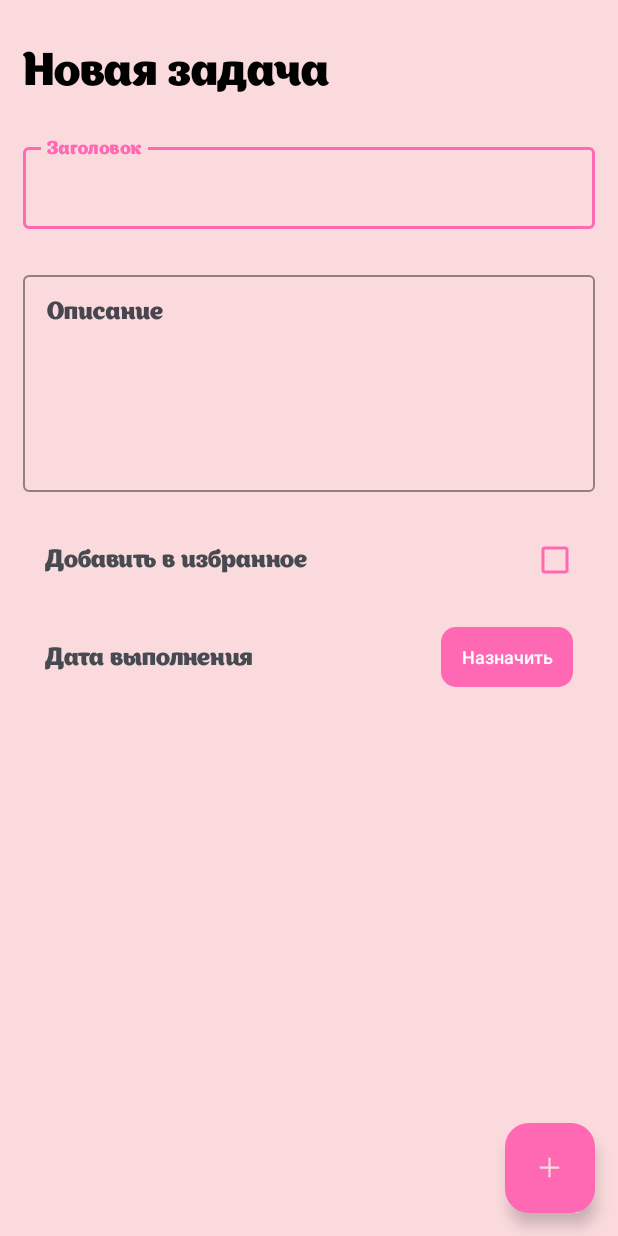
After one commit to Nasri9358/TickTack, an Android app: the layout activity_create_task.xml on its own in the app's theme, with its tools: preview values and no code run, on a phone screen of 412 x 824 dp. The commit adds this screen. Run offline under Robolectric (Android 15) with nearby library versions, the phone set to English and light mode, and no system bars.

Commit message:
вьюшки закончил, так же подключил иконку

```diff
--- /dev/null
+++ b/app/src/main/res/drawable/ic_back.xml
@@ -0,0 +1,6 @@
+<?xml version="1.0" encoding="utf-8"?>
+<vector android:autoMirrored="true" android:height="24dp"
+    android:tint="#000000" android:viewportHeight="24"
+    android:viewportWidth="24" android:width="24dp" xmlns:android="http://schemas.android.com/apk/res/android">
+    <path android:fillColor="@android:color/white" android:pathData="M20,11H7.83l5.59,-5.59L12,4l-8,8 8,8 1.41,-1.41L7.83,13H20v-2z"/>
+</vector>
--- /dev/null
+++ b/app/src/main/res/drawable/ic_open.xml
@@ -0,0 +1,6 @@
+<?xml version="1.0" encoding="utf-8"?>
+<vector android:autoMirrored="true" android:height="24dp"
+    android:tint="#000000" android:viewportHeight="24"
+    android:viewportWidth="24" android:width="24dp" xmlns:android="http://schemas.android.com/apk/res/android">
+    <path android:fillColor="@android:color/white" android:pathData="M10,6L8.59,7.41 13.17,12l-4.58,4.59L10,18l6,-6z"/>
+</vector>
--- /dev/null
+++ b/app/src/main/res/drawable/ic_save.xml
@@ -0,0 +1,6 @@
+<?xml version="1.0" encoding="utf-8"?>
+<vector android:height="24dp" android:tint="#000000"
+    android:viewportHeight="24" android:viewportWidth="24"
+    android:width="24dp" xmlns:android="http://schemas.android.com/apk/res/android">
+    <path android:fillColor="@android:color/white" android:pathData="M17,3L5,3c-1.11,0 -2,0.9 -2,2v14c0,1.1 0.89,2 2,2h14c1.1,0 2,-0.9 2,-2L21,7l-4,-4zM12,19c-1.66,0 -3,-1.34 -3,-3s1.34,-3 3,-3 3,1.34 3,3 -1.34,3 -3,3zM15,9L5,9L5,5h10v4z"/>
+</vector>
--- /dev/null
+++ b/app/src/main/res/drawable/ic_task_group.xml
@@ -0,0 +1,6 @@
+<?xml version="1.0" encoding="utf-8"?>
+<vector android:autoMirrored="true" android:height="24dp"
+    android:tint="#000000" android:viewportHeight="24"
+    android:viewportWidth="24" android:width="24dp" xmlns:android="http://schemas.android.com/apk/res/android">
+    <path android:fillColor="@color/white" android:pathData="M4,10.5c-0.83,0 -1.5,0.67 -1.5,1.5s0.67,1.5 1.5,1.5 1.5,-0.67 1.5,-1.5 -0.67,-1.5 -1.5,-1.5zM4,4.5c-0.83,0 -1.5,0.67 -1.5,1.5S3.17,7.5 4,7.5 5.5,6.83 5.5,6 4.83,4.5 4,4.5zM4,16.5c-0.83,0 -1.5,0.68 -1.5,1.5s0.68,1.5 1.5,1.5 1.5,-0.68 1.5,-1.5 -0.67,-1.5 -1.5,-1.5zM7,19h14v-2L7,17v2zM7,13h14v-2L7,11v2zM7,5v2h14L21,5L7,5z"/>
+</vector>
--- /dev/null
+++ b/app/src/main/res/drawable/shape_action_btn.xml
@@ -0,0 +1,5 @@
+<?xml version="1.0" encoding="utf-8"?>
+<shape xmlns:android="http://schemas.android.com/apk/res/android">
+    <solid android:color="@color/errorColor"/>
+    <corners android:radius="10dp"/>
+</shape>
--- /dev/null
+++ b/app/src/main/res/layout/activity_create_task.xml
@@ -0,0 +1,161 @@
+<?xml version="1.0" encoding="utf-8"?>
+<androidx.constraintlayout.widget.ConstraintLayout xmlns:android="http://schemas.android.com/apk/res/android"
+    xmlns:app="http://schemas.android.com/apk/res-auto"
+    xmlns:tools="http://schemas.android.com/tools"
+    android:layout_width="match_parent"
+    android:layout_height="match_parent"
+    android:background="@color/primaryColor"
+    tools:context=".presentation.view.taskView.CreateTaskActivity">
+
+    <TextView
+        android:id="@+id/tvCreateActivityTitle"
+        android:layout_width="match_parent"
+        android:layout_height="wrap_content"
+        android:layout_marginStart="15dp"
+        android:layout_marginTop="25dp"
+        android:layout_marginEnd="15dp"
+        android:layout_marginBottom="25dp"
+        android:text="@string/newTask"
+        android:textAppearance="@style/textHeaderStyle"
+        android:textSize="30sp"
+        app:layout_constraintEnd_toEndOf="parent"
+        app:layout_constraintStart_toStartOf="parent"
+        app:layout_constraintTop_toTopOf="parent" />
+
+    <com.google.android.material.textfield.TextInputLayout
+        android:id="@+id/titleInputlayout"
+        style="@style/textInputLayoutStyle"
+        android:layout_width="match_parent"
+        android:layout_height="60dp"
+        android:layout_marginStart="15dp"
+        android:layout_marginTop="25dp"
+        android:layout_marginEnd="15dp"
+        android:layout_marginBottom="25dp"
+        android:hint="@string/taskTitle"
+        app:counterEnabled="true"
+        app:counterMaxLength="24"
+        app:layout_constraintEnd_toEndOf="parent"
+        app:layout_constraintStart_toStartOf="parent"
+        app:layout_constraintTop_toBottomOf="@+id/tvCreateActivityTitle">
+
+        <com.google.android.material.textfield.TextInputEditText
+            android:id="@+id/inputTaskTitle"
+            android:inputType="textShortMessage"
+            android:layout_width="match_parent"
+            android:layout_height="match_parent"
+            android:maxLength="25"
+            android:textAppearance="@style/textDefaultStyle" />
+
+    </com.google.android.material.textfield.TextInputLayout>
+
+    <com.google.android.material.textfield.TextInputLayout
+        android:id="@+id/descInputlayout"
+        style="@style/textInputLayoutStyle"
+        android:layout_width="match_parent"
+        android:layout_height="150dp"
+        android:layout_marginStart="15dp"
+        android:layout_marginTop="25dp"
+        android:layout_marginEnd="15dp"
+        android:layout_marginBottom="25dp"
+        android:gravity="top"
+        android:hint="@string/description"
+        app:layout_constraintStart_toStartOf="parent"
+        app:layout_constraintTop_toBottomOf="@+id/titleInputlayout">
+
+        <com.google.android.material.textfield.TextInputEditText
+            android:id="@+id/inputTaskDescription"
+            android:layout_width="match_parent"
+            android:layout_height="match_parent"
+            android:gravity="top"
+            android:textAppearance="@style/textDefaultStyle" />
+
+    </com.google.android.material.textfield.TextInputLayout>
+
+    <LinearLayout
+        android:id="@+id/linearLayout"
+        android:layout_width="match_parent"
+        android:layout_height="30dp"
+        android:layout_margin="30dp"
+        android:gravity="center_vertical"
+        android:orientation="horizontal"
+        app:layout_constraintEnd_toEndOf="parent"
+        app:layout_constraintStart_toStartOf="parent"
+        app:layout_constraintTop_toBottomOf="@+id/descInputlayout">
+
+        <TextView
+            android:layout_width="match_parent"
+            android:layout_height="match_parent"
+            android:layout_weight="1"
+            android:gravity="center_vertical"
+            android:text="@string/addToFavourite"
+            android:textAppearance="@style/textDefaultStyle" />
+
+        <CheckBox
+            android:id="@+id/cbIsFavourive"
+            style="@style/checkboxStyle"
+            android:layout_width="wrap_content"
+            android:layout_height="wrap_content"
+            android:layout_gravity="end"
+            android:layout_weight="1" />
+
+    </LinearLayout>
+
+    <LinearLayout
+        android:id="@+id/linearLayout2"
+        android:layout_width="match_parent"
+        android:layout_height="wrap_content"
+        android:layout_margin="30dp"
+        android:gravity="center_vertical"
+        android:orientation="horizontal"
+        app:layout_constraintEnd_toEndOf="parent"
+        app:layout_constraintStart_toStartOf="parent"
+        app:layout_constraintTop_toBottomOf="@+id/linearLayout">
+
+        <TextView
+            android:layout_width="match_parent"
+            android:layout_height="match_parent"
+            android:layout_weight="1"
+            android:gravity="center_vertical"
+            android:text="Дата выполнения"
+            android:textAppearance="@style/textDefaultStyle" />
+
+        <androidx.appcompat.widget.AppCompatButton
+            android:id="@+id/btnSetTaskCompletionDate"
+            style="@style/defaultButton"
+            android:layout_width="wrap_content"
+            android:layout_height="40dp"
+            android:text="@string/set"
+            android:textSize="12sp" />
+
+    </LinearLayout>
+
+    <com.google.android.material.floatingactionbutton.FloatingActionButton
+        android:id="@+id/btnAddTask"
+        style="@style/floatingButtonStyle"
+        android:layout_margin="15dp"
+        android:src="@drawable/ic_plus"
+        app:fabCustomSize="70dp"
+        app:layout_constraintBottom_toBottomOf="parent"
+        app:layout_constraintEnd_toEndOf="parent" />
+
+    <com.google.android.material.floatingactionbutton.FloatingActionButton
+        android:id="@+id/btnSaveTaskChanges"
+        style="@style/floatingButtonStyle"
+        android:layout_margin="15dp"
+        android:src="@drawable/ic_save"
+        android:visibility="gone"
+        app:fabCustomSize="60dp"
+        app:layout_constraintBottom_toBottomOf="parent"
+        app:layout_constraintEnd_toEndOf="parent" />
+
+    <com.google.android.material.floatingactionbutton.FloatingActionButton
+        android:id="@+id/btnRestoreTaskChanges"
+        style="@style/floatingButtonStyle"
+        android:layout_margin="15dp"
+        android:src="@drawable/ic_back"
+        android:visibility="gone"
+        app:fabCustomSize="60dp"
+        app:layout_constraintBottom_toBottomOf="parent"
+        app:layout_constraintStart_toStartOf="parent" />
+
+</androidx.constraintlayout.widget.ConstraintLayout>
--- a/app/src/main/res/mipmap-anydpi-v26/ic_launcher.xml
+++ b/app/src/main/res/mipmap-anydpi-v26/ic_launcher.xml
@@ -1,6 +1,5 @@
 <?xml version="1.0" encoding="utf-8"?>
 <adaptive-icon xmlns:android="http://schemas.android.com/apk/res/android">
-    <background android:drawable="@drawable/ic_launcher_background" />
-    <foreground android:drawable="@drawable/ic_launcher_foreground" />
-    <monochrome android:drawable="@drawable/ic_launcher_foreground" />
+    <background android:drawable="@color/ic_launcher_background"/>
+    <foreground android:drawable="@drawable/ic_launcher_foreground"/>
 </adaptive-icon>
--- a/app/src/main/res/values/colors.xml
+++ b/app/src/main/res/values/colors.xml
@@ -6,5 +6,7 @@
     <color name="secondaryColor">#222831</color>
     <color name="accentColor">#FF69B4</color>
     <color name="errorColor">#FF69B4</color>
+    <color name="textInfo">#474A51</color>
+
 
 </resources>
--- /dev/null
+++ b/app/src/main/res/values/ic_launcher_background.xml
@@ -0,0 +1,4 @@
+<?xml version="1.0" encoding="utf-8"?>
+<resources>
+    <color name="ic_launcher_background">#FFFFFF</color>
+</resources>
--- a/app/src/main/res/values/strings.xml
+++ b/app/src/main/res/values/strings.xml
@@ -16,4 +16,6 @@
     <string name="createItemQuestion">Что вы хотите создать?</string>
     <string name="task">Задача</string>
     <string name="group">Список</string>
+    <string name="set">Назначить</string>
+    <string name="newGroup">Новая группа</string>
 </resources>
--- a/app/src/main/res/values/styles.xml
+++ b/app/src/main/res/values/styles.xml
@@ -20,6 +20,7 @@
     <style name="textDefaultStyle">
         <item name="android:fontFamily">@font/appetite</item>
         <item name="android:textSize">16sp</item>
+        <item name="android:textColor">@color/textInfo</item>
     </style>
     <style name="taskItemCardStyle">
         <item name="cornerRadius">10dp</item>
@@ -31,4 +32,18 @@
     <style name="checkboxStyle" parent="Widget.Material3.CompoundButton.CheckBox">
         <item name="buttonTint">@color/accentColor</item>
     </style>
+    <style name="textInputLayoutStyle" parent="Widget.Material3.TextInputLayout.OutlinedBox">
+        <item name="boxStrokeColor">@color/accentColor</item>
+        <item name="hintTextColor">@color/accentColor</item>
+        <item name="boxStrokeErrorColor">@color/errorColor</item>
+        <item name="cursorColor">@color/black</item>
+    </style>
+    <style name="defaultButton" parent="Widget.AppCompat.Button.Borderless">
+        <item name="android:background">@drawable/shape_action_btn</item>
+        <item name="android:padding">10dp</item>
+        <item name="textAllCaps">false</item>
+        <item name="android:textColor">@color/white</item>
+        <item name="android:drawablePadding">5dp</item>
+        <item name="android:drawableTint">@color/white</item>
+    </style>
 </resources>
```
Also changed, not shown: app/src/main/res/drawable-v24/ic_launcher_foreground.xml (+10 -26 lines), app/src/main/res/layout/activity_create_task_group.xml (added, +103 -0 lines), app/src/main/res/layout/dialog_create_item.xml (added, +64 -0 lines), app/src/main/res/layout/fragment_info.xml (added, +73 -0 lines), app/src/main/res/layout/fragment_item_list.xml (added, +31 -0 lines), app/src/main/res/layout/item_task.xml (deleted, +0 -21 lines), app/src/main/res/layout/task_group_item.xml (added, +53 -0 lines), app/src/main/res/mipmap-hdpi/ic_launcher.webp, app/src/main/res/mipmap-xxhdpi/ic_launcher.webp.
